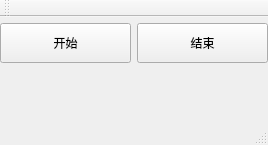
This is NanaRecorder/NanaRecorder.ui in onlyet/NanaRecorder as Qt 5 draws it before an edit. The edited form follows.
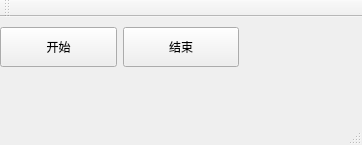
This is the edited form.

Patch:
```diff
--- a/NanaRecorder/NanaRecorder.ui
+++ b/NanaRecorder/NanaRecorder.ui
@@ -6,7 +6,7 @@
    <rect>
     <x>0</x>
     <y>0</y>
-    <width>268</width>
+    <width>362</width>
     <height>145</height>
    </rect>
   </property>
@@ -58,6 +58,32 @@
         </property>
        </widget>
       </item>
+      <item>
+       <widget class="QLabel" name="durationLabel">
+        <property name="minimumSize">
+         <size>
+          <width>0</width>
+          <height>40</height>
+         </size>
+        </property>
+        <property name="styleSheet">
+         <string notr="true">QLabel
+{
+font-size: 20px;
+font-family: PingFangSC-Regular, PingFang SC;
+font-weight: 400;
+color: blue;
+line-height: 22px;
+}</string>
+        </property>
+        <property name="text">
+         <string/>
+        </property>
+        <property name="alignment">
+         <set>Qt::AlignCenter</set>
+        </property>
+       </widget>
+      </item>
      </layout>
     </item>
     <item>
```
Left out of the diff: 2 changed lines with no effect on the pictures.
